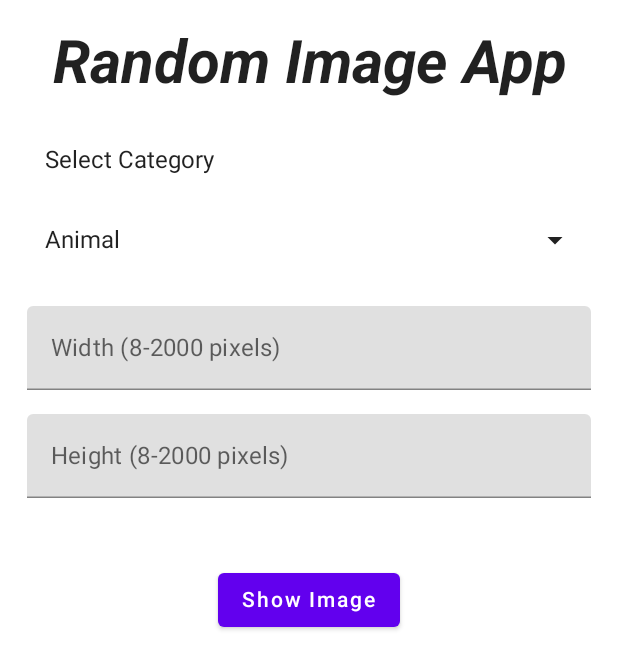
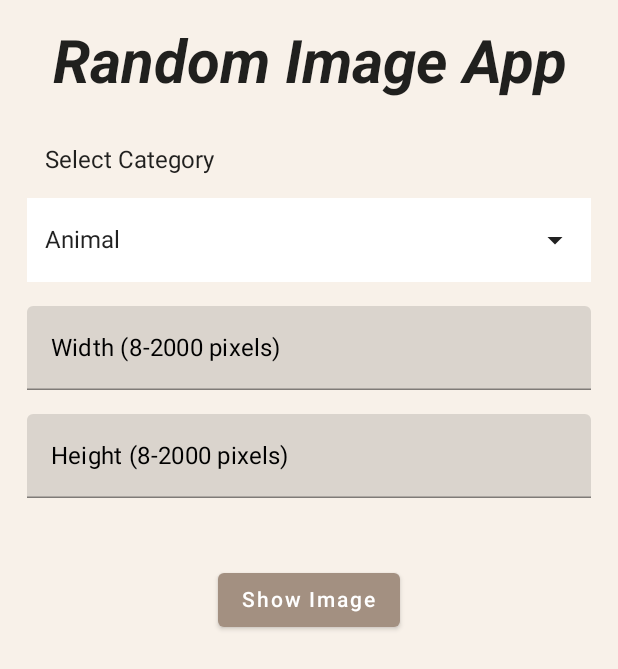
Before and after one commit to 6310682619/cn333as4, an Android app built with Jetpack Compose: the screen it shows after launch (MainActivity), on a phone screen of 412 x 824 dp. Shown: the top 669 px of the screen. Run offline under Robolectric (Android 15) with nearby library versions, the phone set to English and light mode, and no system bars; pictures from the network do not load.

Commit message:
edit input type and theme application

```diff
--- a/app/src/main/java/com/example/randomimage/RandomImageScreen.kt
+++ b/app/src/main/java/com/example/randomimage/RandomImageScreen.kt
@@ -7,6 +7,7 @@ import androidx.compose.foundation.Image
 import androidx.compose.foundation.background
 import androidx.compose.foundation.clickable
 import androidx.compose.foundation.layout.*
+import androidx.compose.foundation.text.KeyboardOptions
 import androidx.compose.material.*
 import androidx.compose.material.icons.Icons
 import androidx.compose.material.icons.filled.ArrowDropDown
@@ -18,10 +19,13 @@ import androidx.compose.ui.platform.LocalContext
 import androidx.compose.ui.text.font.FontFamily
 import androidx.compose.ui.text.font.FontStyle
 import androidx.compose.ui.text.font.FontWeight
+import androidx.compose.ui.text.input.KeyboardType
 import androidx.compose.ui.text.style.TextAlign
 import androidx.compose.ui.unit.dp
 import androidx.compose.ui.unit.sp
 import coil.compose.rememberImagePainter
+import com.example.randomimage.ui.theme.black
+import com.example.randomimage.ui.theme.wood
 
 enum class ImageCategory(val displayName: String) {
     ALBUM("Album"),
@@ -74,9 +78,11 @@ fun RandomImageScreen() {
         )
         Box(
             modifier = Modifier
+                .background(color = androidx.compose.ui.graphics.Color.White)
                 .fillMaxWidth()
                 .clickable(onClick = { expanded = true })
                 .padding(vertical = 16.dp, horizontal = 12.dp)
+
         ) {
             Row(
                 verticalAlignment = Alignment.CenterVertically,
@@ -122,15 +128,20 @@ fun RandomImageScreen() {
         TextField(
             value = width,
             onValueChange = { width = it },
-            label = { Text(text = "Width (8-2000 pixels)") },
-            modifier = Modifier.fillMaxWidth()
+            label = { Text(text = "Width (8-2000 pixels)" ,
+                color = black) },
+            modifier = Modifier.fillMaxWidth(),
+            keyboardOptions = KeyboardOptions(keyboardType = KeyboardType.Number)
         )
         Spacer(modifier = Modifier.height(16.dp))
         TextField(
             value = height,
             onValueChange = { height = it },
-            label = { Text(text = "Height (8-2000 pixels)") },
-            modifier = Modifier.fillMaxWidth()
+            label = { Text(text = "Height (8-2000 pixels)",
+                color = black) },
+            modifier = Modifier.fillMaxWidth(),
+            keyboardOptions = KeyboardOptions(keyboardType = KeyboardType.Number)
+
         )
 
         Text(
@@ -159,7 +170,8 @@ fun RandomImageScreen() {
                     errorMessage = "Please enter width and height."
                 }
             },
-            modifier = Modifier.padding(top = 16.dp)
+            modifier = Modifier.padding(top = 16.dp),
+
         ) {
             Text(text = "Show Image")
         }
--- a/app/src/main/java/com/example/randomimage/ui/theme/Color.kt
+++ b/app/src/main/java/com/example/randomimage/ui/theme/Color.kt
@@ -6,3 +6,7 @@ val Purple200 = Color(0xFFBB86FC)
 val Purple500 = Color(0xFF6200EE)
 val Purple700 = Color(0xFF3700B3)
 val Teal200 = Color(0xFF03DAC5)
+val peach = Color(0xFFf8b195)
+val wood = Color(0xFFa39081)
+val egg = Color(0xFFf8f1e9)
+val black = Color(0xFF000000)
--- a/app/src/main/java/com/example/randomimage/ui/theme/Theme.kt
+++ b/app/src/main/java/com/example/randomimage/ui/theme/Theme.kt
@@ -8,23 +8,17 @@ import androidx.compose.runtime.Composable
 
 private val DarkColorPalette = darkColors(
     primary = Purple200,
-    primaryVariant = Purple700,
-    secondary = Teal200
+    primaryVariant = peach,
+    secondary = Teal200,
+    background = egg
 )
 
 private val LightColorPalette = lightColors(
-    primary = Purple500,
-    primaryVariant = Purple700,
-    secondary = Teal200
+    primary = wood,
+    primaryVariant = peach,
+    secondary = Teal200,
+    background = egg
 
-    /* Other default colors to override
-    background = Color.White,
-    surface = Color.White,
-    onPrimary = Color.White,
-    onSecondary = Color.Black,
-    onBackground = Color.Black,
-    onSurface = Color.Black,
-    */
 )
 
 @Composable
--- a/app/src/main/res/values/colors.xml
+++ b/app/src/main/res/values/colors.xml
@@ -7,4 +7,5 @@
     <color name="teal_700">#FF018786</color>
     <color name="black">#FF000000</color>
     <color name="white">#FFFFFFFF</color>
+    <color name="bar">#FFa39081</color>
 </resources>
--- a/app/src/main/res/values/themes.xml
+++ b/app/src/main/res/values/themes.xml
@@ -2,6 +2,7 @@
 <resources>
 
     <style name="Theme.RandomImage" parent="android:Theme.Material.Light.NoActionBar">
-        <item name="android:statusBarColor">@color/purple_700</item>
+        <item name="android:statusBarColor">@color/bar</item>
+        <item name="android:textColor">@color/black</item>
     </style>
 </resources>
```
